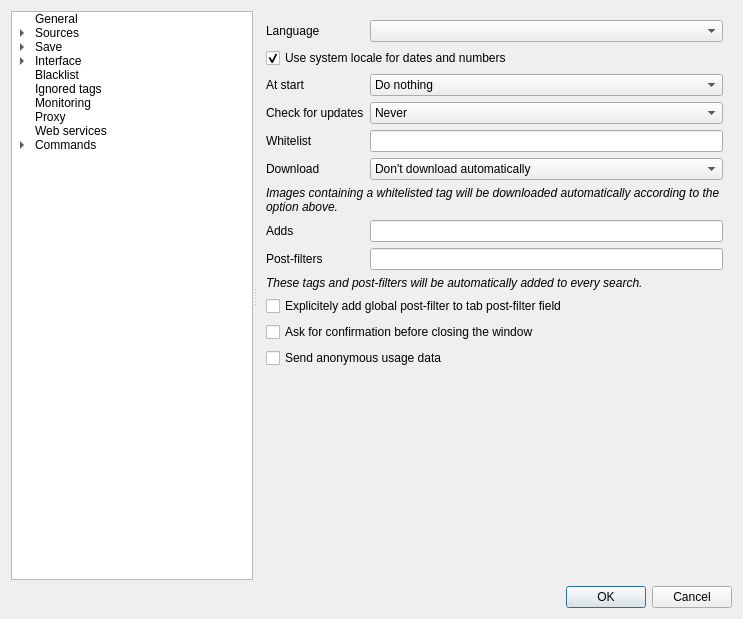
Above: src/gui/src/settings/options-window.ui from Bionus/imgbrd-grabber before the change. Below: the same form after it.
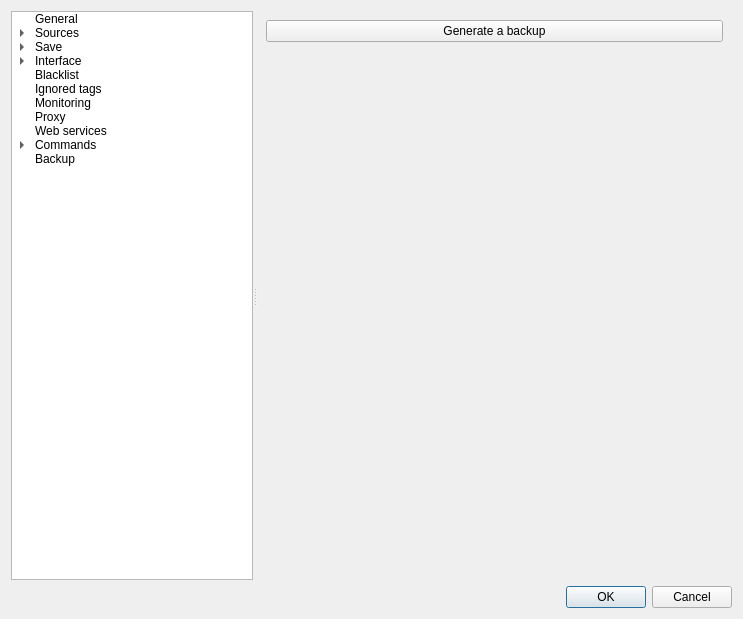
That is the form after the change. The open tabs and pages were chosen to show the change. Icons and pictures are not drawn.

Commit message: Add a new options screen for generating a backup file

```diff
--- a/src/gui/src/settings/options-window.ui
+++ b/src/gui/src/settings/options-window.ui
@@ -184,6 +184,11 @@
         </property>
        </item>
       </item>
+      <item>
+       <property name="text">
+        <string>Backup</string>
+       </property>
+      </item>
      </widget>
      <widget class="QStackedWidget" name="stackedWidget">
       <property name="sizePolicy">
@@ -5360,6 +5365,30 @@
         </item>
        </layout>
       </widget>
+      <widget class="QWidget" name="pageBackup">
+       <layout class="QVBoxLayout" name="verticalLayout_13">
+        <item>
+         <widget class="QPushButton" name="buttonBackupGenerate">
+          <property name="text">
+           <string>Generate a backup</string>
+          </property>
+         </widget>
+        </item>
+        <item>
+         <spacer name="verticalSpacer_8">
+          <property name="orientation">
+           <enum>Qt::Vertical</enum>
+          </property>
+          <property name="sizeHint" stdset="0">
+           <size>
+            <width>0</width>
+            <height>0</height>
+           </size>
+          </property>
+         </spacer>
+        </item>
+       </layout>
+      </widget>
      </widget>
     </widget>
    </item>
```
Left out of the diff: 77 changed lines with no effect on the pictures. The commit also changes 2 other files.
